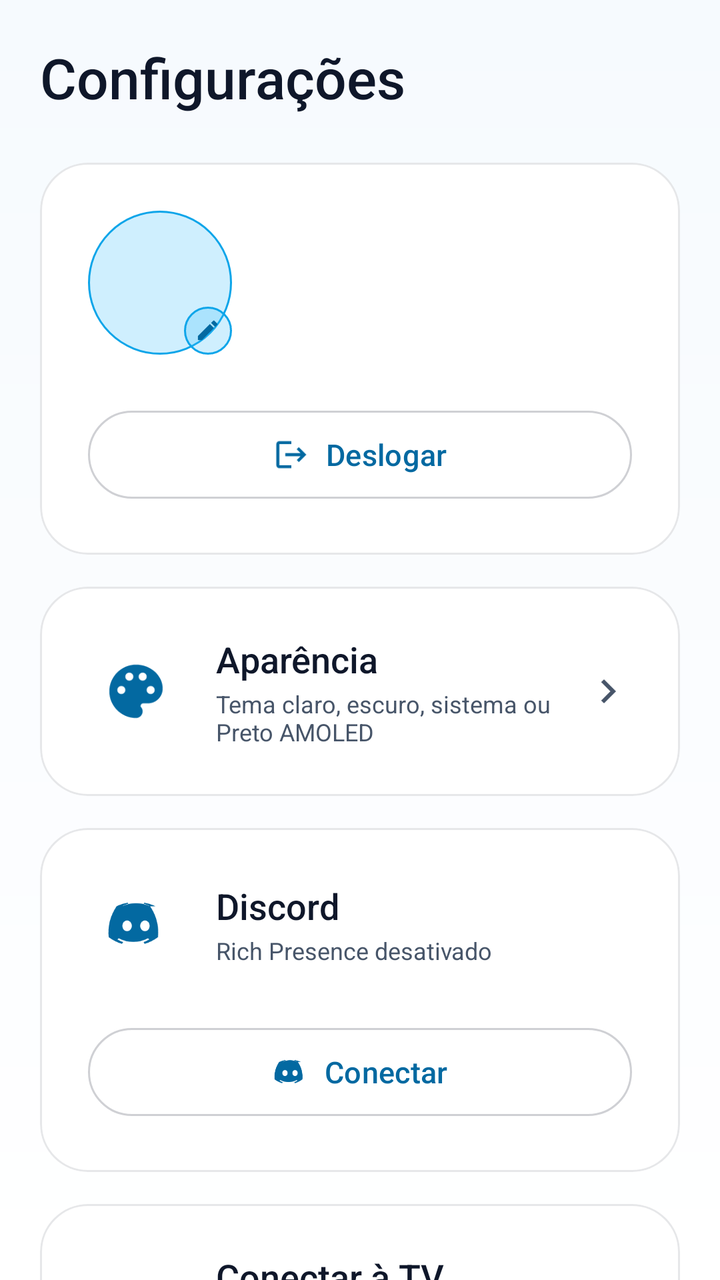
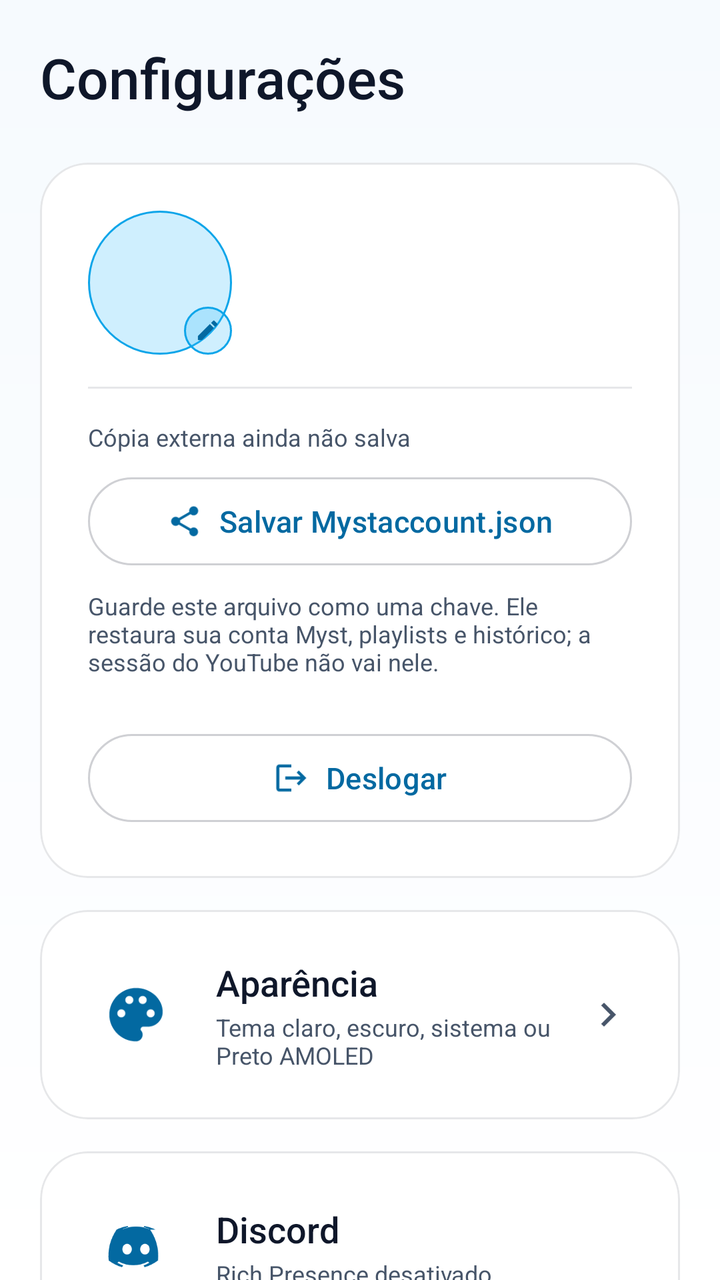

An Android layout rendered at two revisions. The XML below is the earlier revision; the diff shows what the commit changed to produce the second picture.
<!-- AndroidManifest.xml: application theme Theme.MystMusic -->
<!-- res/layout/fragment_settings.xml -->
<?xml version="1.0" encoding="utf-8"?>
<androidx.core.widget.NestedScrollView xmlns:android="http://schemas.android.com/apk/res/android"
    xmlns:app="http://schemas.android.com/apk/res-auto"
    android:layout_width="match_parent"
    android:layout_height="match_parent"
    android:clipToPadding="false"
    android:fillViewport="true">

    <LinearLayout
        android:layout_width="match_parent"
        android:layout_height="wrap_content"
        android:orientation="vertical"
        android:paddingStart="@dimen/screen_margin"
        android:paddingTop="@dimen/screen_margin"
        android:paddingEnd="@dimen/screen_margin"
        android:paddingBottom="@dimen/content_bottom_padding">

        <TextView
            android:layout_width="wrap_content"
            android:layout_height="wrap_content"
            android:fontFamily="sans-serif-medium"
            android:text="@string/settings_title"
            android:textColor="?attr/mystOnSurface"
            android:textSize="28sp" />

        <com.google.android.material.card.MaterialCardView
            android:layout_width="match_parent"
            android:layout_height="wrap_content"
            android:layout_marginTop="@dimen/space_l"
            app:cardBackgroundColor="?attr/mystSurface"
            app:cardCornerRadius="@dimen/corner_large"
            app:cardElevation="0dp"
            app:strokeColor="?attr/mystStroke"
            app:strokeWidth="1dp">

            <LinearLayout
                android:layout_width="match_parent"
                android:layout_height="wrap_content"
                android:orientation="vertical"
                android:padding="@dimen/space_l">

                <LinearLayout
                    android:layout_width="match_parent"
                    android:layout_height="wrap_content"
                    android:gravity="center_vertical"
                    android:orientation="horizontal">

                    <FrameLayout
                        android:id="@+id/settingsAvatarFrame"
                        android:layout_width="72dp"
                        android:layout_height="72dp"
                        android:background="@drawable/bg_avatar"
                        android:clickable="true"
                        android:contentDescription="@string/settings_avatar_change"
                        android:focusable="true">

                        <com.google.android.material.imageview.ShapeableImageView
                            android:id="@+id/settingsAvatarImage"
                            android:layout_width="match_parent"
                            android:layout_height="match_parent"
                            android:scaleType="centerCrop"
                            android:visibility="gone"
                            app:shapeAppearanceOverlay="@style/ShapeAppearance.MystMusic.Circle" />

                        <TextView
                            android:id="@+id/settingsInitial"
                            android:layout_width="wrap_content"
                            android:layout_height="wrap_content"
                            android:layout_gravity="center"
                            android:fontFamily="sans-serif-medium"
                            android:textColor="?attr/mystAccentText"
                            android:textSize="28sp" />

                        <FrameLayout
                            android:layout_width="24dp"
                            android:layout_height="24dp"
                            android:layout_gravity="bottom|end"
                            android:background="@drawable/bg_avatar">

                            <ImageView
                                android:layout_width="13dp"
                                android:layout_height="13dp"
                                android:layout_gravity="center"
                                android:contentDescription="@null"
                                android:src="@drawable/ic_edit"
                                app:tint="?attr/mystAccentText" />
                        </FrameLayout>
                    </FrameLayout>

                    <LinearLayout
                        android:layout_width="0dp"
                        android:layout_height="wrap_content"
                        android:layout_marginStart="@dimen/space_m"
                        android:layout_weight="1"
                        android:orientation="vertical">

                        <TextView
                            android:id="@+id/settingsAccountName"
                            android:layout_width="match_parent"
                            android:layout_height="wrap_content"
                            android:ellipsize="end"
                            android:fontFamily="sans-serif-medium"
                            android:maxLines="1"
                            android:textColor="?attr/mystOnSurface"
                            android:textSize="18sp" />

                        <TextView
                            android:id="@+id/settingsAccountType"
                            android:layout_width="match_parent"
                            android:layout_height="wrap_content"
                            android:layout_marginTop="2dp"
                            android:textColor="?attr/mystOnSurfaceDim"
                            android:textSize="@dimen/text_small" />
                    </LinearLayout>
                </LinearLayout>

                <com.google.android.material.button.MaterialButton
                    android:id="@+id/settingsLogout"
                    style="@style/Widget.MystMusic.Button.Secondary"
                    android:layout_width="match_parent"
                    android:layout_height="52dp"
                    android:layout_marginTop="@dimen/space_l"
                    android:text="@string/settings_logout"
                    app:icon="@drawable/ic_logout"
                    app:iconGravity="textStart"
                    app:iconPadding="@dimen/space_s" />
            </LinearLayout>
        </com.google.android.material.card.MaterialCardView>

        <com.google.android.material.card.MaterialCardView
            android:id="@+id/settingsAppearanceCard"
            android:layout_width="match_parent"
            android:layout_height="wrap_content"
            android:layout_marginTop="@dimen/space_m"
            android:clickable="true"
            android:focusable="true"
            android:foreground="?attr/selectableItemBackground"
            app:cardBackgroundColor="?attr/mystSurface"
            app:cardCornerRadius="@dimen/corner_large"
            app:cardElevation="0dp"
            app:strokeColor="?attr/mystStroke"
            app:strokeWidth="1dp">

            <LinearLayout
                android:layout_width="match_parent"
                android:layout_height="wrap_content"
                android:gravity="center_vertical"
                android:orientation="horizontal"
                android:padding="@dimen/space_l">

                <ImageView
                    android:layout_width="@dimen/touch_target"
                    android:layout_height="@dimen/touch_target"
                    android:contentDescription="@null"
                    android:padding="@dimen/space_s"
                    android:src="@drawable/ic_appearance"
                    app:tint="?attr/mystAccentText" />

                <LinearLayout
                    android:layout_width="0dp"
                    android:layout_height="wrap_content"
                    android:layout_marginStart="@dimen/space_m"
                    android:layout_weight="1"
                    android:orientation="vertical">

                    <TextView
                        android:layout_width="match_parent"
                        android:layout_height="wrap_content"
                        android:fontFamily="sans-serif-medium"
                        android:text="@string/settings_appearance"
                        android:textColor="?attr/mystOnSurface"
                        android:textSize="18sp" />

                    <TextView
                        android:layout_width="match_parent"
                        android:layout_height="wrap_content"
                        android:layout_marginTop="2dp"
                        android:text="@string/settings_appearance_subtitle"
                        android:textColor="?attr/mystOnSurfaceDim"
                        android:textSize="@dimen/text_small" />
                </LinearLayout>

                <ImageView
                    android:layout_width="24dp"
                    android:layout_height="24dp"
                    android:contentDescription="@null"
                    android:src="@drawable/ic_chevron_right"
                    app:tint="?attr/mystOnSurfaceDim" />
            </LinearLayout>
        </com.google.android.material.card.MaterialCardView>

        <com.google.android.material.card.MaterialCardView
            android:id="@+id/settingsDiscordCard"
            android:layout_width="match_parent"
            android:layout_height="wrap_content"
            android:layout_marginTop="@dimen/space_m"
            app:cardBackgroundColor="?attr/mystSurface"
            app:cardCornerRadius="@dimen/corner_large"
            app:cardElevation="0dp"
            app:strokeColor="?attr/mystStroke"
            app:strokeWidth="1dp">

            <LinearLayout
                android:layout_width="match_parent"
                android:layout_height="wrap_content"
                android:orientation="vertical"
                android:padding="@dimen/space_l">

                <LinearLayout
                    android:layout_width="match_parent"
                    android:layout_height="wrap_content"
                    android:gravity="center_vertical"
                    android:orientation="horizontal">

                    <ImageView
                        android:layout_width="@dimen/touch_target"
                        android:layout_height="@dimen/touch_target"
                        android:contentDescription="@null"
                        android:padding="@dimen/space_s"
                        android:src="@drawable/ic_discord"
                        app:tint="?attr/mystAccentText" />

                    <LinearLayout
                        android:layout_width="0dp"
                        android:layout_height="wrap_content"
                        android:layout_marginStart="@dimen/space_m"
                        android:layout_weight="1"
                        android:orientation="vertical">

                        <TextView
                            android:layout_width="match_parent"
                            android:layout_height="wrap_content"
                            android:fontFamily="sans-serif-medium"
                            android:text="@string/settings_discord"
                            android:textColor="?attr/mystOnSurface"
                            android:textSize="18sp" />

                        <TextView
                            android:id="@+id/settingsDiscordStatus"
                            android:layout_width="match_parent"
                            android:layout_height="wrap_content"
                            android:layout_marginTop="2dp"
                            android:text="@string/settings_discord_off"
                            android:textColor="?attr/mystOnSurfaceDim"
                            android:textSize="@dimen/text_small" />
                    </LinearLayout>
                </LinearLayout>

                <com.google.android.material.button.MaterialButton
                    android:id="@+id/settingsDiscordAction"
                    style="@style/Widget.MystMusic.Button.Secondary"
                    android:layout_width="match_parent"
                    android:layout_height="52dp"
                    android:layout_marginTop="@dimen/space_l"
                    android:text="@string/settings_discord_connect"
                    app:icon="@drawable/ic_discord"
                    app:iconGravity="textStart"
                    app:iconPadding="@dimen/space_s" />
            </LinearLayout>
        </com.google.android.material.card.MaterialCardView>

        <com.google.android.material.card.MaterialCardView
            android:id="@+id/settingsTvCard"
            android:layout_width="match_parent"
            android:layout_height="wrap_content"
            android:layout_marginTop="@dimen/space_m"
            android:clickable="true"
            android:focusable="true"
            android:foreground="?attr/selectableItemBackground"
            app:cardBackgroundColor="?attr/mystSurface"
            app:cardCornerRadius="@dimen/corner_large"
            app:cardElevation="0dp"
            app:strokeColor="?attr/mystStroke"
            app:strokeWidth="1dp">

            <LinearLayout
                android:layout_width="match_parent"
                android:layout_height="wrap_content"
                android:gravity="center_vertical"
                android:orientation="horizontal"
                android:padding="@dimen/space_l">

                <ImageView
                    android:layout_width="@dimen/touch_target"
                    android:layout_height="@dimen/touch_target"
                    android:contentDescription="@null"
                    android:padding="@dimen/space_s"
                    android:src="@drawable/ic_tv"
                    app:tint="?attr/mystAccentText" />

                <LinearLayout
                    android:layout_width="0dp"
                    android:layout_height="wrap_content"
                    android:layout_marginStart="@dimen/space_m"
                    android:layout_weight="1"
                    android:orientation="vertical">

                    <TextView
                        android:layout_width="match_parent"
                        android:layout_height="wrap_content"
                        android:fontFamily="sans-serif-medium"
                        android:text="@string/settings_tv"
                        android:textColor="?attr/mystOnSurface"
                        android:textSize="18sp" />

                    <TextView
                        android:layout_width="match_parent"
                        android:layout_height="wrap_content"
                        android:layout_marginTop="2dp"
                        android:text="@string/settings_tv_subtitle"
                        android:textColor="?attr/mystOnSurfaceDim"
                        android:textSize="@dimen/text_small" />
                </LinearLayout>
            </LinearLayout>
        </com.google.android.material.card.MaterialCardView>

        <com.google.android.material.card.MaterialCardView
            android:id="@+id/settingsLogsCard"
            android:layout_width="match_parent"
            android:layout_height="wrap_content"
            android:layout_marginTop="@dimen/space_m"
            android:clickable="true"
            android:focusable="true"
            android:foreground="?attr/selectableItemBackground"
            app:cardBackgroundColor="?attr/mystSurface"
            app:cardCornerRadius="@dimen/corner_large"
            app:cardElevation="0dp"
            app:strokeColor="?attr/mystStroke"
            app:strokeWidth="1dp">

            <LinearLayout
                android:layout_width="match_parent"
                android:layout_height="wrap_content"
                android:gravity="center_vertical"
                android:orientation="horizontal"
                android:padding="@dimen/space_l">

                <ImageView
                    android:layout_width="@dimen/touch_target"
                    android:layout_height="@dimen/touch_target"
                    android:contentDescription="@null"
                    android:padding="@dimen/space_s"
                    android:src="@drawable/ic_logs"
                    app:tint="?attr/mystAccentText" />

                <LinearLayout
                    android:layout_width="0dp"
                    android:layout_height="wrap_content"
                    android:layout_marginStart="@dimen/space_m"
                    android:layout_weight="1"
                    android:orientation="vertical">

                    <TextView
                        android:layout_width="match_parent"
                        android:layout_height="wrap_content"
                        android:fontFamily="sans-serif-medium"
                        android:text="@string/settings_logs"
                        android:textColor="?attr/mystOnSurface"
                        android:textSize="18sp" />

                    <TextView
                        android:layout_width="match_parent"
                        android:layout_height="wrap_content"
                        android:layout_marginTop="2dp"
                        android:text="@string/settings_logs_subtitle"
                        android:textColor="?attr/mystOnSurfaceDim"
                        android:textSize="@dimen/text_small" />
                </LinearLayout>
            </LinearLayout>
        </com.google.android.material.card.MaterialCardView>

        <TextView
            android:id="@+id/settingsVersion"
            android:layout_width="wrap_content"
            android:layout_height="wrap_content"
            android:layout_marginTop="@dimen/space_l"
            android:textColor="?attr/mystOnSurfaceDim"
            android:textSize="@dimen/text_body" />
    </LinearLayout>
</androidx.core.widget.NestedScrollView>
<!-- resources referenced by this layout -->
<resources>
  <dimen name="content_bottom_padding">112dp</dimen>
  <dimen name="corner_large">24dp</dimen>
  <dimen name="screen_margin">20dp</dimen>
  <dimen name="space_l">24dp</dimen>
  <dimen name="space_m">16dp</dimen>
  <dimen name="space_s">8dp</dimen>
  <dimen name="text_body">14sp</dimen>
  <dimen name="text_small">12sp</dimen>
  <dimen name="touch_target">48dp</dimen>
  <string name="settings_appearance">Aparência</string>
  <string name="settings_appearance_subtitle">Tema claro, escuro, sistema ou Preto AMOLED</string>
  <string name="settings_avatar_change">Trocar foto de perfil</string>
  <string name="settings_discord">Discord</string>
  <string name="settings_discord_connect">Conectar</string>
  <string name="settings_discord_off">Rich Presence desativado</string>
  <string name="settings_logout">Deslogar</string>
  <string name="settings_logs">Logs e diagnóstico</string>
  <string name="settings_logs_subtitle">Ver, copiar e compartilhar os logs do app</string>
  <string name="settings_title">Configurações</string>
  <string name="settings_tv">Conectar à TV</string>
  <string name="settings_tv_subtitle">Pareie pelo código de 5 dígitos na mesma rede Wi-Fi</string>
  <style name="ShapeAppearance.MystMusic.Circle" parent="">
          <item name="cornerFamily">rounded</item>
          <item name="cornerSize">50%</item>
      </style>
  <dimen name="text_button">15sp</dimen>
  <color name="light_accent">#0EA5E9</color>
  <color name="on_accent">#04202E</color>
  <color name="sky_400">#38BDF8</color>
  <color name="light_accent_text">#0369A1</color>
  <color name="light_surface">#FFFFFF</color>
  <color name="light_text">#0F172A</color>
  <color name="light_surface_alt">#E8F3FC</color>
  <color name="light_text_dim">#475569</color>
  <color name="light_stroke_strong">#330F172A</color>
  <color name="light_error">#DC2626</color>
  <color name="white">#FFFFFF</color>
  <color name="accent_alpha_24">#3D38BDF8</color>
  <color name="light_bg">#F6FAFE</color>
  <color name="light_navbar">#EBFFFFFF</color>
  <color name="light_stroke">#1A0F172A</color>
  <color name="light_accent_dark">#0284C7</color>
  <color name="on_image">#FFFFFF</color>
  <color name="image_scrim">#80000000</color>
  <color name="light_player_scrim">#CCF6FAFE</color>
  <color name="light_success">#15803D</color>
  <color name="accent_alpha_16">#2938BDF8</color>
  <color name="transparent">#00000000</color>
  <style name="Animation.MystMusic.Dialog" parent="@android:style/Animation.Dialog">
          <item name="android:windowEnterAnimation">@anim/dialog_in</item>
          <item name="android:windowExitAnimation">@anim/screen_fade_out</item>
      </style>
  <style name="Widget.MystMusic.BottomSheet" parent="Widget.Material3.BottomSheet.Modal">
          <item name="backgroundTint">?attr/mystSurfaceAlt</item>
          <item name="shapeAppearanceOverlay">@style/ShapeAppearance.MystMusic.BottomSheet</item>
      </style>
  <!-- unchanged entries left out for length: 16 -->
</resources>

<!-- the commit's change to res/layout/fragment_settings.xml (unified diff, before → after) -->
@@ -112,6 +112,48 @@
                             android:textColor="?attr/mystOnSurfaceDim"
                             android:textSize="@dimen/text_small" />
                     </LinearLayout>
+                </LinearLayout>
+
+                <LinearLayout
+                    android:id="@+id/settingsAccountFileSection"
+                    android:layout_width="match_parent"
+                    android:layout_height="wrap_content"
+                    android:layout_marginTop="@dimen/space_m"
+                    android:orientation="vertical">
+
+                    <View
+                        android:layout_width="match_parent"
+                        android:layout_height="1dp"
+                        android:background="?attr/mystStroke" />
+
+                    <TextView
+                        android:id="@+id/settingsAccountFileStatus"
+                        android:layout_width="match_parent"
+                        android:layout_height="wrap_content"
+                        android:layout_marginTop="@dimen/space_m"
+                        android:text="@string/settings_account_file_status_missing"
+                        android:textColor="?attr/mystOnSurfaceDim"
+                        android:textSize="@dimen/text_small" />
+
+                    <com.google.android.material.button.MaterialButton
+                        android:id="@+id/settingsAccountFileAction"
+                        style="@style/Widget.MystMusic.Button.Secondary"
+                        android:layout_width="match_parent"
+                        android:layout_height="52dp"
+                        android:layout_marginTop="@dimen/space_s"
+                        android:text="@string/settings_account_file_save"
+                        app:icon="@drawable/ic_share"
+                        app:iconGravity="textStart"
+                        app:iconPadding="@dimen/space_s" />
+
+                    <TextView
+                        android:id="@+id/settingsAccountFileHint"
+                        android:layout_width="match_parent"
+                        android:layout_height="wrap_content"
+                        android:layout_marginTop="@dimen/space_s"
+                        android:text="@string/settings_account_file_hint"
+                        android:textColor="?attr/mystOnSurfaceDim"
+                        android:textSize="@dimen/text_small" />
                 </LinearLayout>
 
                 <com.google.android.material.button.MaterialButton
<!-- resource entries referenced after the edit -->
@@ -9,6 +9,19 @@
   <dimen name="text_body">14sp</dimen>
   <dimen name="text_small">12sp</dimen>
   <dimen name="touch_target">48dp</dimen>
+  <!-- drawable ic_share (drawable) -->
+  <vector xmlns:android="http://schemas.android.com/apk/res/android"
+      android:width="24dp"
+      android:height="24dp"
+      android:viewportWidth="24"
+      android:viewportHeight="24">
+      <path
+          android:fillColor="#FFFFFFFF"
+          android:pathData="M18,16.08c-0.76,0 -1.44,0.3 -1.96,0.77L8.91,12.7c0.05,-0.23 0.09,-0.46 0.09,-0.7s-0.04,-0.47 -0.09,-0.7l7.05,-4.11c0.54,0.5 1.25,0.81 2.04,0.81 1.66,0 3,-1.34 3,-3s-1.34,-3 -3,-3 -3,1.34 -3,3c0,0.24 0.04,0.47 0.09,0.7L8.04,9.81C7.5,9.31 6.79,9 6,9c-1.66,0 -3,1.34 -3,3s1.34,3 3,3c0.79,0 1.5,-0.31 2.04,-0.81l7.12,4.16c-0.05,0.21 -0.08,0.43 -0.08,0.65 0,1.61 1.31,2.92 2.92,2.92s2.92,-1.31 2.92,-2.92 -1.31,-2.92 -2.92,-2.92z" />
+  </vector>
+  <string name="settings_account_file_hint">Guarde este arquivo como uma chave. Ele restaura sua conta Myst, playlists e histórico; a sessão do YouTube não vai nele.</string>
+  <string name="settings_account_file_save">Salvar Mystaccount.json</string>
+  <string name="settings_account_file_status_missing">Cópia externa ainda não salva</string>
   <string name="settings_appearance">Aparência</string>
   <string name="settings_appearance_subtitle">Tema claro, escuro, sistema ou Preto AMOLED</string>
   <string name="settings_avatar_change">Trocar foto de perfil</string>
